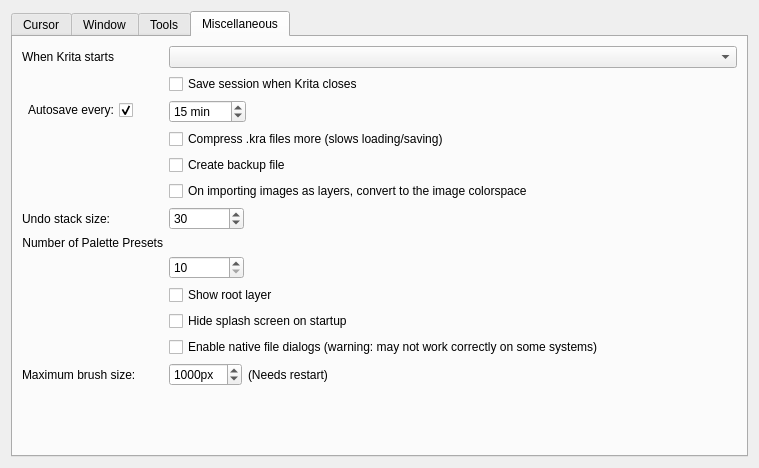
The window that libs/ui/forms/wdggeneralsettings.ui (KDE/krita) describes before a commit, drawn with Qt 5.
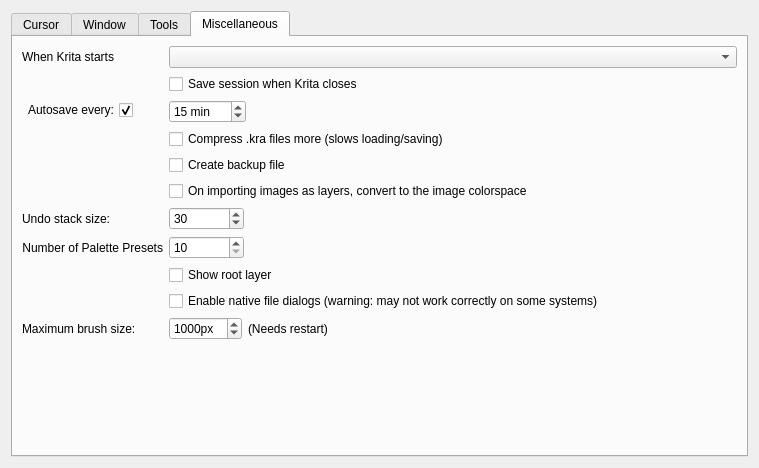
The same window after the commit. The open tabs and pages were chosen to show the change. Custom widgets are drawn as their Qt base class.

Commit message: Remove splash screen options now and always close when krita finishes loading

Diff of the .ui file:
```diff
--- a/libs/ui/forms/wdggeneralsettings.ui
+++ b/libs/ui/forms/wdggeneralsettings.ui
@@ -684,28 +684,6 @@
          </property>
         </widget>
        </item>
-       <item row="11" column="1">
-        <widget class="KisIntParseSpinBox" name="m_favoritePresetsSpinBox">
-         <property name="sizePolicy">
-          <sizepolicy hsizetype="Fixed" vsizetype="Fixed">
-           <horstretch>0</horstretch>
-           <verstretch>0</verstretch>
-          </sizepolicy>
-         </property>
-         <property name="minimumSize">
-          <size>
-           <width>75</width>
-           <height>0</height>
-          </size>
-         </property>
-         <property name="minimum">
-          <number>10</number>
-         </property>
-         <property name="maximum">
-          <number>30</number>
-         </property>
-        </widget>
-       </item>
        <item row="12" column="1">
         <widget class="QCheckBox" name="chkShowRootLayer">
          <property name="text">
@@ -714,13 +692,6 @@
         </widget>
        </item>
        <item row="13" column="1">
-        <widget class="QCheckBox" name="m_hideSplashScreen">
-         <property name="text">
-          <string>Hide splash screen on startup</string>
-         </property>
-        </widget>
-       </item>
-       <item row="14" column="1">
         <widget class="QCheckBox" name="m_chkNativeFileDialog">
          <property name="toolTip">
           <string>Warning: if you enable this setting and the file dialogs do weird stuff, do not report a bug.</string>
@@ -730,14 +701,14 @@
          </property>
         </widget>
        </item>
-       <item row="16" column="0">
+       <item row="15" column="0">
         <widget class="QLabel" name="label_9">
          <property name="text">
           <string>Maximum brush size:</string>
          </property>
         </widget>
        </item>
-       <item row="16" column="1">
+       <item row="15" column="1">
         <layout class="QHBoxLayout" name="horizontalLayout_2">
          <item>
           <widget class="QSpinBox" name="intMaxBrushSize">
@@ -773,7 +744,7 @@
          </item>
         </layout>
        </item>
-       <item row="17" column="1">
+       <item row="16" column="1">
         <spacer name="verticalSpacer_4">
          <property name="orientation">
           <enum>Qt::Vertical</enum>
@@ -786,6 +757,28 @@
          </property>
         </spacer>
        </item>
+       <item row="10" column="1">
+        <widget class="KisIntParseSpinBox" name="m_favoritePresetsSpinBox">
+         <property name="sizePolicy">
+          <sizepolicy hsizetype="Fixed" vsizetype="Fixed">
+           <horstretch>0</horstretch>
+           <verstretch>0</verstretch>
+          </sizepolicy>
+         </property>
+         <property name="minimumSize">
+          <size>
+           <width>75</width>
+           <height>0</height>
+          </size>
+         </property>
+         <property name="minimum">
+          <number>10</number>
+         </property>
+         <property name="maximum">
+          <number>30</number>
+         </property>
+        </widget>
+       </item>
       </layout>
      </widget>
     </widget>
```
The commit also changes 5 other files.
